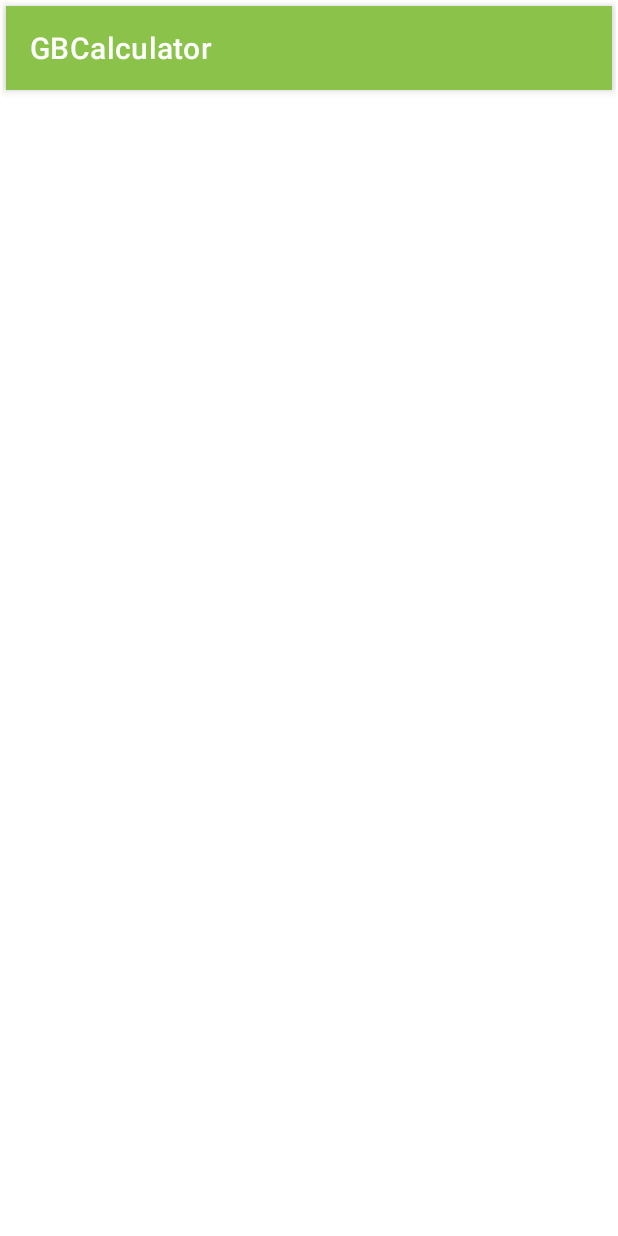
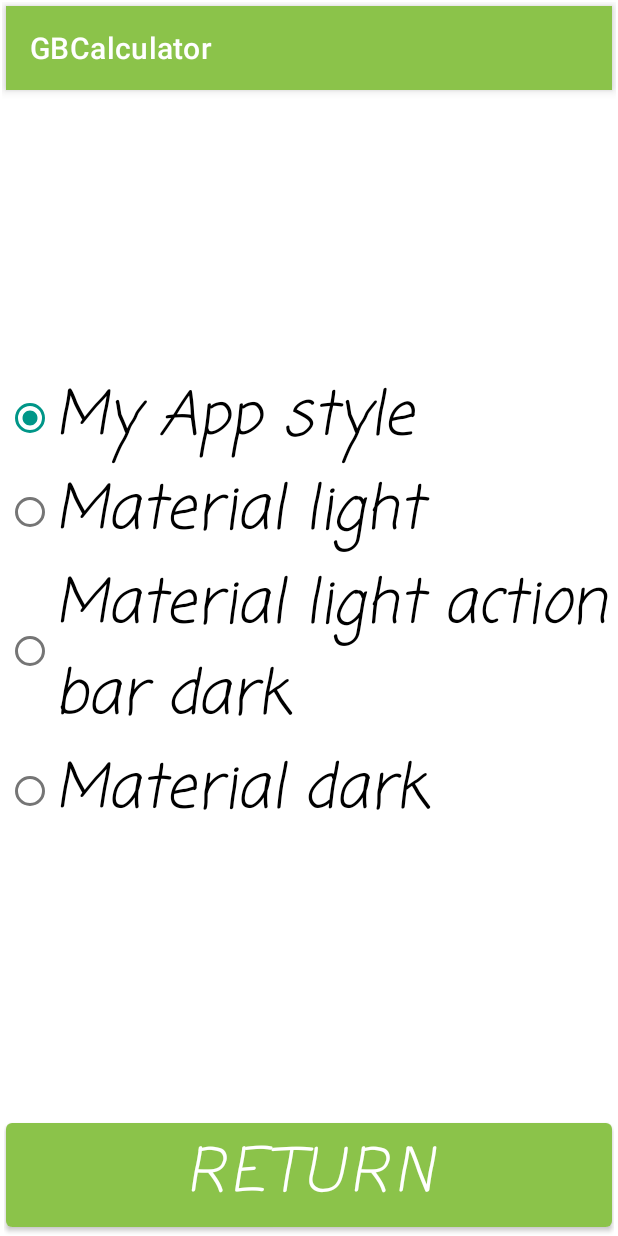
Before and after one commit to kael7/GBCalculator, an Android app: the SettingsActivity screen opened directly, with no data from a screen before it, on a phone screen of 412 x 824 dp. Run offline under Robolectric (Android 15) with nearby library versions, the light colour scheme and no system bars.

Commit message:
Урок 5 Settings Style

```diff
--- a/app/src/main/AndroidManifest.xml
+++ b/app/src/main/AndroidManifest.xml
@@ -8,7 +8,7 @@
         android:label="@string/app_name"
         android:roundIcon="@mipmap/ic_launcher_round"
         android:supportsRtl="true"
-        android:theme="@style/AppStyle">
+        android:theme="@style/AppTheme">
         <activity android:name=".SettingsActivity"></activity>
         <activity android:name=".MainActivity">
             <intent-filter>
--- /dev/null
+++ b/app/src/main/java/com/example/gbcalculator/BaseActivity.java
@@ -0,0 +1,60 @@
+package com.example.gbcalculator;
+
+import android.content.SharedPreferences;
+import android.os.Bundle;
+
+import androidx.appcompat.app.AppCompatActivity;
+
+public abstract class BaseActivity extends AppCompatActivity {
+    // Имя настроек
+    private static final String NameSharedPreference = "LOGIN";
+
+    // Имя параметра в настройках
+    private static final String AppTheme = "APP_THEME";
+
+    protected static final int MyCoolCodeStyle = 0;
+    protected static final int AppThemeLightCodeStyle = 1;
+    protected static final int AppThemeCodeStyle = 2;
+    protected static final int AppThemeDarkCodeStyle = 3;
+
+    @Override
+    protected void onCreate(Bundle savedInstanceState) {
+        super.onCreate(savedInstanceState);
+        // Устанавливать тему надо только до установки макета активити
+        setTheme(getAppTheme(R.style.MyAppStyle));
+    }
+
+    private int getAppTheme(int codeStyle) {
+        return codeStyleToStyleId(getCodeStyle(codeStyle));
+    }
+
+    // Чтение настроек, параметр «тема»
+    protected int getCodeStyle(int codeStyle){
+        // Работаем через специальный класс сохранения и чтения настроек
+        SharedPreferences sharedPref = getSharedPreferences(NameSharedPreference, MODE_PRIVATE);
+        //Прочитать тему, если настройка не найдена - взять по умолчанию
+        return sharedPref.getInt(AppTheme, codeStyle);
+    }
+
+    // Сохранение настроек
+    protected void setAppTheme(int codeStyle) {
+        SharedPreferences sharedPref = getSharedPreferences(NameSharedPreference, MODE_PRIVATE);
+        // Настройки сохраняются посредством специального класса editor.
+        SharedPreferences.Editor editor = sharedPref.edit();
+        editor.putInt(AppTheme, codeStyle);
+        editor.apply();
+    }
+
+    private int codeStyleToStyleId(int codeStyle){
+        switch(codeStyle){
+            case AppThemeCodeStyle:
+                return R.style.AppTheme;
+            case AppThemeLightCodeStyle:
+                return R.style.AppThemeLight;
+            case AppThemeDarkCodeStyle:
+                return R.style.AppThemeDark;
+            default:
+                return R.style.MyAppStyle;
+        }
+    }
+}
--- a/app/src/main/java/com/example/gbcalculator/MainActivity.java
+++ b/app/src/main/java/com/example/gbcalculator/MainActivity.java
@@ -3,7 +3,9 @@
 import androidx.annotation.NonNull;
 import androidx.appcompat.app.AppCompatActivity;
 
+import android.content.Intent;
 import android.os.Bundle;
+import android.provider.SyncStateContract;
 import android.view.View;
 import android.widget.Button;
 import android.widget.EditText;
@@ -28,6 +30,17 @@
 
     private void initView() {
         textField_result = findViewById(R.id.result);
+        Button btnSettings = findViewById(R.id.button_Settings);
+        btnSettings.setOnClickListener(new View.OnClickListener() {
+            @Override
+            public void onClick(View v) {
+                // Чтобы стартовать активити, надо подготовить интент
+                // В данном случае это будет явный интент, поскольку здесь передаётся класс активити
+                Intent runSettings = new Intent(MainActivity.this, SettingsActivity.class);
+                // Метод стартует активити, указанную в интенте
+                startActivity(runSettings);
+            }
+        });
     }
 
     public void NumberClick(View view) {
--- a/app/src/main/java/com/example/gbcalculator/SettingsActivity.java
+++ b/app/src/main/java/com/example/gbcalculator/SettingsActivity.java
@@ -1,14 +1,55 @@
 package com.example.gbcalculator;
 
-import androidx.appcompat.app.AppCompatActivity;
+import android.os.Bundle;
+import android.view.View;
+import android.widget.Button;
+import android.widget.RadioGroup;
 
-import android.os.Bundle;
+import com.google.android.material.radiobutton.MaterialRadioButton;
 
-public class SettingsActivity extends AppCompatActivity {
+public class SettingsActivity extends BaseActivity {
 
     @Override
     protected void onCreate(Bundle savedInstanceState) {
         super.onCreate(savedInstanceState);
         setContentView(R.layout.activity_settings);
+        initThemeChooser();
+
+        Button btnReturn = findViewById(R.id.button_return);
+        btnReturn.setOnClickListener(new View.OnClickListener() {
+            @Override
+            public void onClick(View v) {
+                // Метод finish() завершает активити
+                finish();
+            }
+        });
     }
+
+    // Инициализация радиокнопок
+    private void initThemeChooser() {
+        initRadioButton(findViewById(R.id.radioButtonMyCoolStyle),
+                MyCoolCodeStyle);
+        initRadioButton(findViewById(R.id.radioButtonMaterialDark),
+                AppThemeDarkCodeStyle);
+        initRadioButton(findViewById(R.id.radioButtonMaterialLight),
+                AppThemeLightCodeStyle);
+        initRadioButton(findViewById(R.id.radioButtonMaterialLightDarkAction),
+                AppThemeCodeStyle);
+        RadioGroup rg = findViewById(R.id.radioButtons);
+        ((MaterialRadioButton) rg.getChildAt(getCodeStyle(MyCoolCodeStyle))).setChecked(true);
+    }
+
+    // Все инициализации кнопок очень похожи, поэтому создадим метод для переиспользования
+    private void initRadioButton(View button, final int codeStyle) {
+        button.setOnClickListener(new View.OnClickListener() {
+            @Override
+            public void onClick(View v) {
+                // сохраним настройки
+                setAppTheme(codeStyle);
+                // пересоздадим активити, чтобы тема применилась
+                recreate();
+            }
+        });
+    }
+
 }
--- a/app/src/main/res/layout/activity_main.xml
+++ b/app/src/main/res/layout/activity_main.xml
@@ -186,5 +186,14 @@
         app:layout_constraintStart_toEndOf="@+id/button_0"
         app:layout_constraintTop_toTopOf="@+id/button_0" />
 
+    <com.google.android.material.button.MaterialButton
+        android:id="@+id/button_Settings"
+        android:layout_width="match_parent"
+        android:layout_height="wrap_content"
+        android:text="@string/_settings"
+        app:layout_constraintBottom_toBottomOf="parent"
+        app:layout_constraintEnd_toEndOf="parent"
+        app:layout_constraintStart_toStartOf="parent" />
+
 
 </androidx.constraintlayout.widget.ConstraintLayout>
--- a/app/src/main/res/layout/activity_settings.xml
+++ b/app/src/main/res/layout/activity_settings.xml
@@ -6,4 +6,47 @@
     android:layout_height="match_parent"
     tools:context=".SettingsActivity">
 
+    <RadioGroup
+        android:id="@+id/radioButtons"
+        android:layout_width="wrap_content"
+        android:layout_height="wrap_content"
+        app:layout_constraintBottom_toTopOf="@+id/button_return"
+        app:layout_constraintEnd_toEndOf="parent"
+        app:layout_constraintStart_toStartOf="parent"
+        app:layout_constraintTop_toTopOf="parent">
+
+        <com.google.android.material.radiobutton.MaterialRadioButton
+            android:id="@+id/radioButtonMyCoolStyle"
+            android:layout_width="match_parent"
+            android:layout_height="wrap_content"
+            android:text="@string/my_style" />
+
+        <com.google.android.material.radiobutton.MaterialRadioButton
+            android:id="@+id/radioButtonMaterialLight"
+            android:layout_width="match_parent"
+            android:layout_height="wrap_content"
+            android:text="@string/material_light" />
+
+        <com.google.android.material.radiobutton.MaterialRadioButton
+            android:id="@+id/radioButtonMaterialLightDarkAction"
+            android:layout_width="match_parent"
+            android:layout_height="wrap_content"
+            android:text="@string/material_light_action_bar_dark" />
+
+        <com.google.android.material.radiobutton.MaterialRadioButton
+            android:id="@+id/radioButtonMaterialDark"
+            android:layout_width="match_parent"
+            android:layout_height="wrap_content"
+            android:text="@string/material_dark" />
+    </RadioGroup>
+
+    <com.google.android.material.button.MaterialButton
+        android:id="@+id/button_return"
+        android:layout_width="match_parent"
+        android:layout_height="wrap_content"
+        android:text="@string/_return"
+        app:layout_constraintBottom_toBottomOf="parent"
+        app:layout_constraintEnd_toEndOf="parent"
+        app:layout_constraintStart_toStartOf="parent" />
+
 </androidx.constraintlayout.widget.ConstraintLayout>
--- a/app/src/main/res/values/strings.xml
+++ b/app/src/main/res/values/strings.xml
@@ -17,4 +17,10 @@
     <string name="_multiply">*</string>
     <string name="_clear">C</string>
     <string name="_input">Введите число</string>
+    <string name="my_style">My App style</string>
+    <string name="material_light">Material light</string>
+    <string name="material_light_action_bar_dark">Material light action bar dark</string>
+    <string name="material_dark">Material dark</string>
+    <string name="_return">Return</string>
+    <string name="_settings">Settings</string>
 </resources>
--- a/app/src/main/res/values/styles.xml
+++ b/app/src/main/res/values/styles.xml
@@ -7,7 +7,7 @@
         <item name="colorAccent">#009688</item>
     </style>
 
-    <style name="AppStyle" parent="AppTheme">
+    <style name="MyAppStyle" parent="AppTheme">
         <item name="android:textSize">@dimen/textSize</item>
         <item name="android:layout_marginStart">@dimen/margin</item>
         <item name="android:layout_marginEnd">@dimen/margin</item>
```
